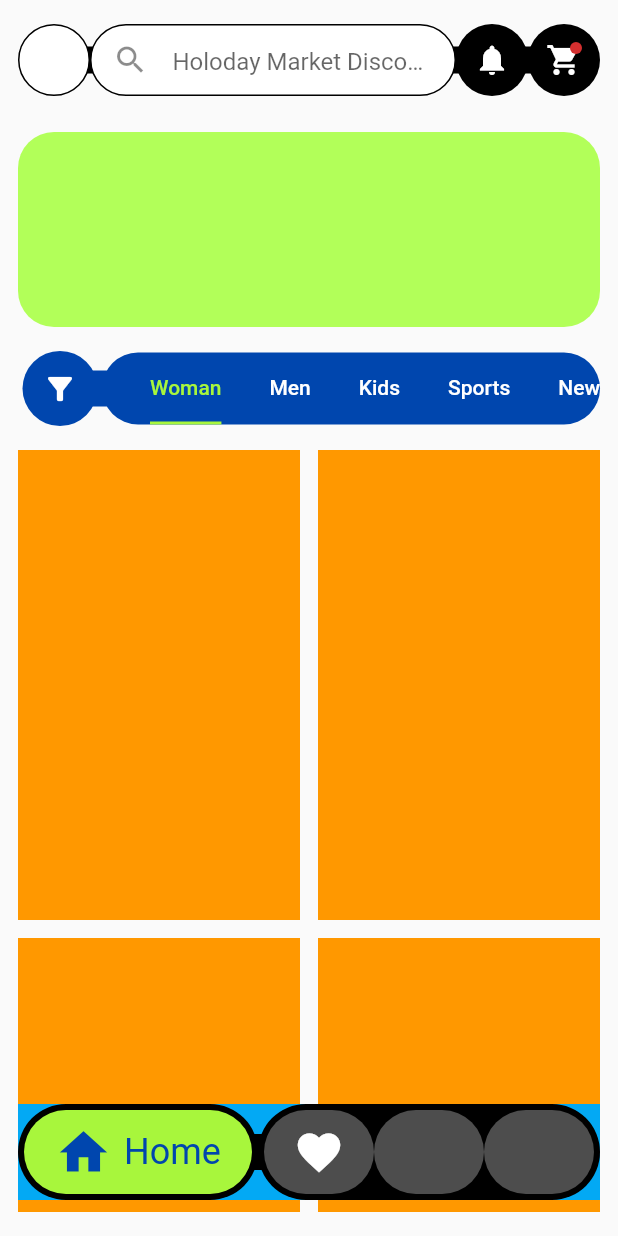
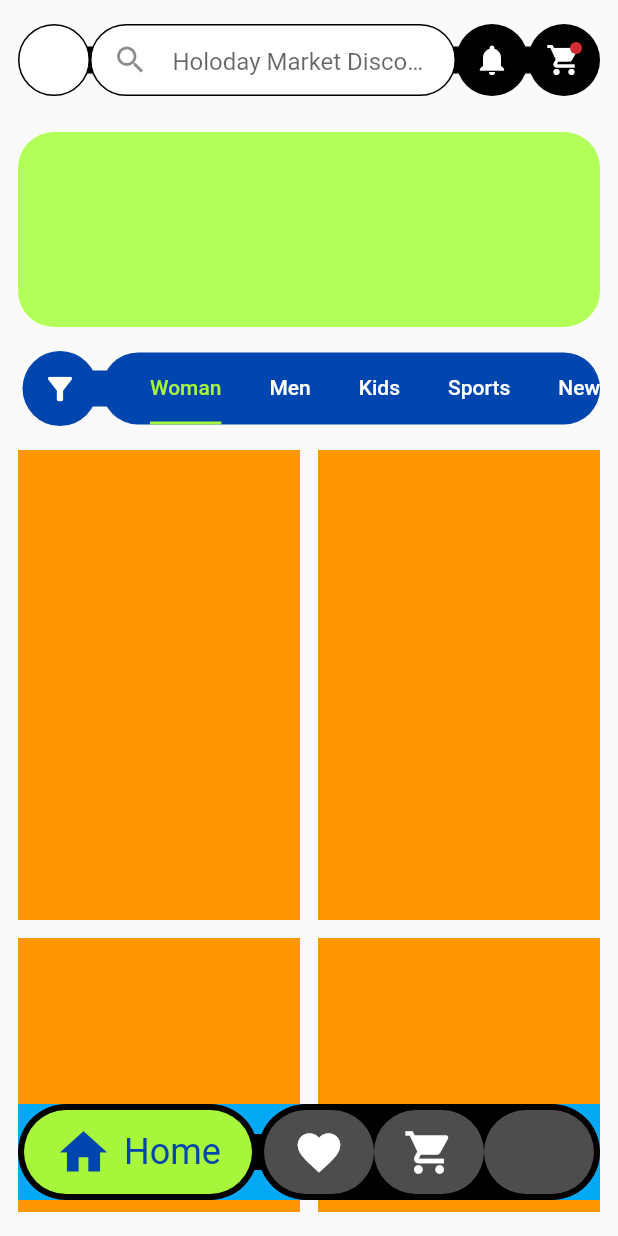
Before and after one commit to JAICHANGPARK/flutter_notebook_chapter_24, a Flutter app: the FashionECommerceMainPage screen opened directly, on a phone screen of 412 x 824 dp. Run offline on Flutter 3.47's test engine with Material 2 defaults, Android fonts, the phone set to English and light mode, and no system bars; our stand-ins replace flutter_riverpod, freezed_annotation, ionicons, percent_indicator; missing offline and left inert: crypto_font_icons; network calls fail.

Commit message:
Update fec_main_page.dart

```diff
--- a/lib/ep1368_fashion_e_commerce_app/view/fec_main_page.dart
+++ b/lib/ep1368_fashion_e_commerce_app/view/fec_main_page.dart
@@ -280,6 +280,16 @@ class _FashionECommerceMainPageState extends State<FashionECommerceMainPage> wit
                                     color: Colors.white.withOpacity(0.3),
                                     borderRadius: BorderRadius.circular(42),
                                   ),
+                                  child: Center(
+                                    child: IconButton(
+                                      icon: Icon(
+                                        Icons.shopping_cart,
+                                      ),
+                                      color: Colors.white,
+                                      onPressed: () {},
+                                      iconSize: 34,
+                                    ),
+                                  ),
                                 )),
                                 Expanded(
                                     child: Container(
```
